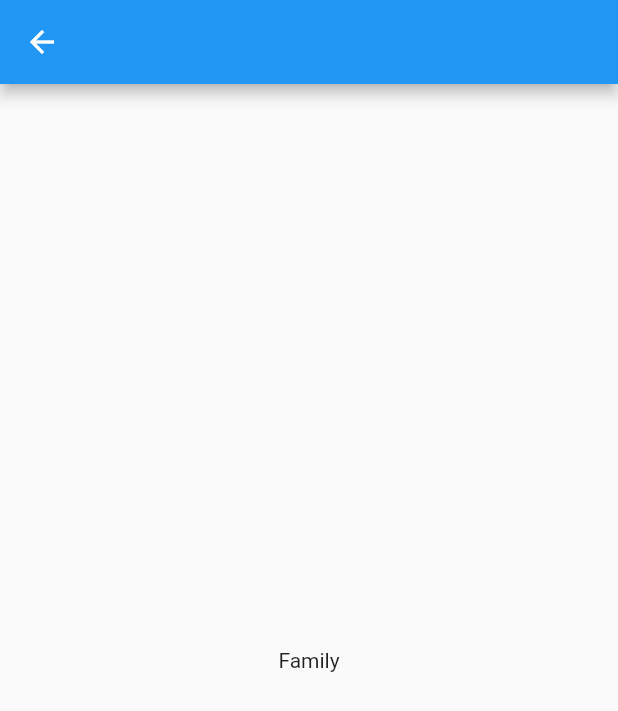
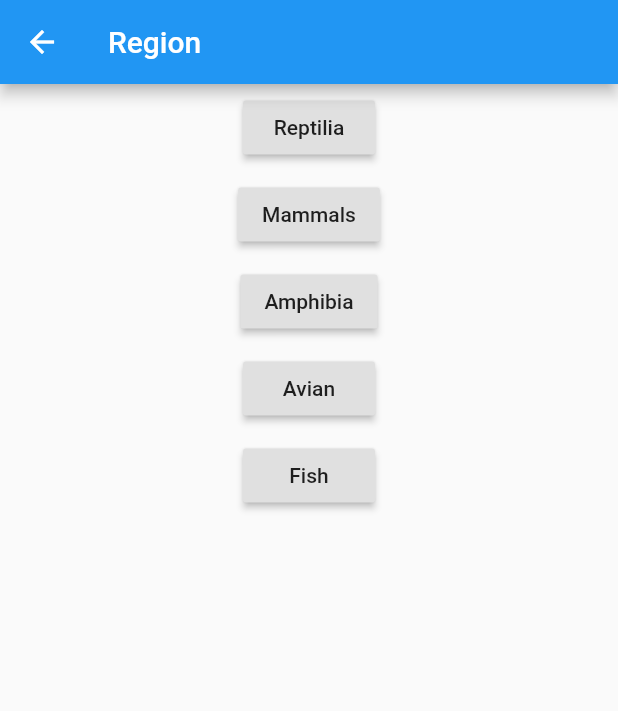
Before and after one commit to Drilbur-CST126/Zoo-App, a Flutter app: the AnimalListFamily screen opened directly, on a phone screen of 412 x 824 dp. Shown: the top 711 px of the screen. Run offline on Flutter 3.47's test engine with Material 2 defaults, Android fonts, the phone set to English and light mode, and no system bars; our stand-ins replace carousel_pro, test_api.

Commit message:
Created new Pages for Family organization

```diff
--- a/lib/AnimalList/AnimalListFamily.dart
+++ b/lib/AnimalList/AnimalListFamily.dart
@@ -1,4 +1,9 @@
 import 'package:flutter/material.dart';
+import 'package:zoo_app/AnimalList/Families/Amphibia.dart';
+import 'package:zoo_app/AnimalList/Families/Avian.dart';
+import 'package:zoo_app/AnimalList/Families/Fish.dart';
+import 'package:zoo_app/AnimalList/Families/Mammal.dart';
+import 'package:zoo_app/AnimalList/Families/Reptilia.dart';
 
 class AnimalListFamily extends StatefulWidget{
   @override
@@ -11,9 +16,59 @@ class AnimalListFamilyState extends State<AnimalListFamily>{
   @override
   Widget build(BuildContext context) {
     return Scaffold(
-      appBar: AppBar(),
+        appBar: AppBar(
+            title: Text('Region')
+        ),
         body: Center(
-          child: Text("Family"),
+            child: Column(
+                children: [
+                  Container(
+                      padding: EdgeInsets.all(5),
+                      child: RaisedButton(
+                        child: Text("Reptilia"),
+                        onPressed: (){
+                          Navigator.push(this.context, MaterialPageRoute(builder: (context) => Reptilia()));
+                        },
+                      )
+                  ),
+                  Container(
+                      padding: EdgeInsets.all(5),
+                      child: RaisedButton(
+                        child: Text("Mammals"),
+                        onPressed: (){
+                          Navigator.push(this.context, MaterialPageRoute(builder: (context) => Mammal()));
+                        },
+                      )
+                  ),
+                  Container(
+                      padding: EdgeInsets.all(5),
+                      child: RaisedButton(
+                        child: Text("Amphibia"),
+                        onPressed: (){
+                          Navigator.push(this.context, MaterialPageRoute(builder: (context) => Amphibia()));
+                        },
+                      )
+                  ),
+                  Container(
+                      padding: EdgeInsets.all(5),
+                      child: RaisedButton(
+                        child: Text("Avian"),
+                        onPressed: (){
+                          Navigator.push(this.context, MaterialPageRoute(builder: (context) => Avian()));
+                        },
+                      )
+                  ),
+                  Container(
+                      padding: EdgeInsets.all(5),
+                      child: RaisedButton(
+                        child: Text("Fish"),
+                        onPressed: (){
+                          Navigator.push(this.context, MaterialPageRoute(builder: (context) => Fish()));
+                        },
+                      )
+                  ),
+                ] //children
+            )
         )
     );
   }
```
Also changed, not shown: lib/AnimalList/Families/Amphibia.dart (added, +38 -0 lines), lib/AnimalList/Families/Avian.dart (added, +38 -0 lines), lib/AnimalList/Families/Fish.dart (added, +38 -0 lines), lib/AnimalList/Families/Mammal.dart (added, +41 -0 lines), lib/AnimalList/Families/Reptilia.dart (added, +40 -0 lines).
